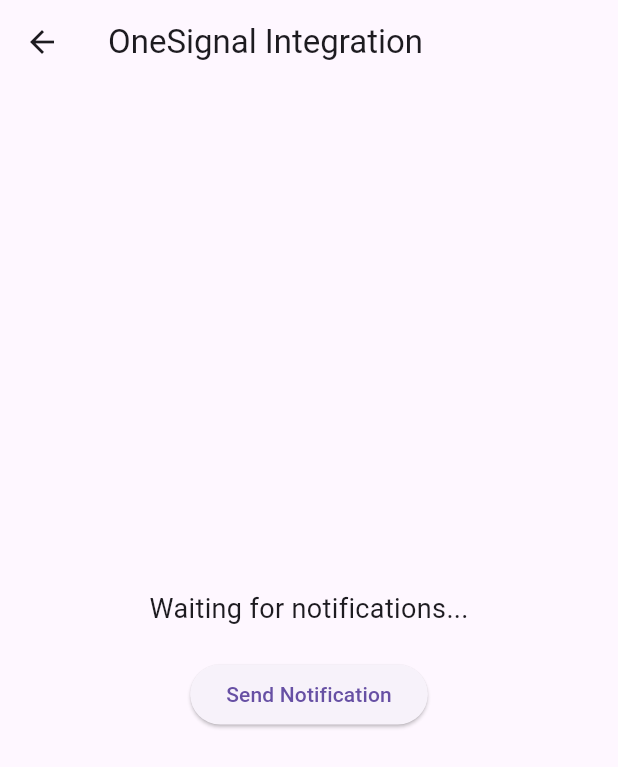
After one commit to onurerdem1/neon_academy_workspace, a Flutter app: the NotificationHome screen opened directly, after a tap on "Send Notification", on a phone screen of 412 x 824 dp. The commit adds this screen. Shown: the top 767 px of the screen. Run offline on Flutter 3.47's test engine with Material 3 defaults, Android fonts, the phone set to English and light mode, and no system bars; our stand-ins replace audioplayers, dio, flutter_bloc, flutter_colorpicker, flutter_local_notifications, flutter_mobx and 8 more; missing offline and left inert: onesignal_flutter; accounts and stored records are empty; generated files the repository leaves out were written again; network calls fail.

Commit message:
one signal done

```diff
--- a/lib/bloc/bloc_view.dart
+++ b/lib/bloc/bloc_view.dart
@@ -3,7 +3,6 @@
 import 'package:neon_academy_workspace/bloc/counter_bloc.dart';
 import 'package:neon_academy_workspace/bloc/counter_event.dart';
 import 'package:neon_academy_workspace/bloc/counter_state.dart';
-import 'package:path/path.dart';
 
 class BlocView extends StatelessWidget {
   @override
--- a/lib/container_workspace.dart
+++ b/lib/container_workspace.dart
@@ -43,6 +43,5 @@
         ),
       ),
     );
-    ;
   }
 }
--- a/lib/data_table.dart
+++ b/lib/data_table.dart
@@ -71,6 +71,7 @@
   }
 }
 
+// ignore: must_be_immutable
 class DetailScreen extends StatelessWidget {
   Info passenger;
   DetailScreen({super.key, required this.passenger});
--- a/lib/enums.dart
+++ b/lib/enums.dart
@@ -1,5 +1,3 @@
-import 'dart:developer';
-
 enum Team {
   FlutterDeverloperTeam,
   AndroidDeveloperTeam,
--- a/lib/grid_view.dart
+++ b/lib/grid_view.dart
@@ -107,6 +107,7 @@
   }
 }
 
+// ignore: must_be_immutable
 class DetailPage extends StatelessWidget {
   Apps app;
   DetailPage({super.key, required this.app});
--- a/lib/main.dart
+++ b/lib/main.dart
@@ -1,13 +1,7 @@
-import 'dart:ffi';
-
 import 'package:flutter/material.dart';
 import 'package:flutter_bloc/flutter_bloc.dart';
-import 'package:hive_flutter/adapters.dart';
 import 'package:neon_academy_workspace/bloc/bloc_view.dart';
 import 'package:neon_academy_workspace/bloc/counter_bloc.dart';
-import 'package:neon_academy_workspace/dio/dio_view.dart';
-import 'package:neon_academy_workspace/provider.dart';
-import 'package:provider/provider.dart';
 
 void main() async {
   runApp(
--- /dev/null
+++ b/lib/one_signal.dart
@@ -0,0 +1,85 @@
+import 'dart:convert';
+import 'package:flutter/material.dart';
+import 'package:onesignal_flutter/onesignal_flutter.dart';
+import 'package:http/http.dart' as http;
+
+class NotificationHome extends StatefulWidget {
+  @override
+  _NotificationHomeState createState() => _NotificationHomeState();
+}
+
+class _NotificationHomeState extends State<NotificationHome> {
+  OneSignal oneSignal = OneSignal();
+  @override
+  void initState() {
+    super.initState();
+    _initializeOneSignal();
+  }
+
+  void _initializeOneSignal() async {
+    OneSignal.initialize("9d85bae8-4203-4962-89d3-a911301c8de1");
+
+    OneSignal.Notifications.requestPermission(true).then((accepted) {
+      print("Notification permission: $accepted");
+    });
+
+    OneSignal.InAppMessages.addClickListener((event) {
+      print(
+          "In App Message Clicked: \n${event.result.jsonRepresentation().replaceAll("\\n", "\n")}");
+    });
+  }
+
+  void sendNotification() async {
+    const String oneSignalUrl = "https://onesignal.com/api/v1/notifications";
+    const String oneSignalAppId = "9d85bae8-4203-4962-89d3-a911301c8de1";
+    const String oneSignalApiKey =
+        "os_v2_app_twc3v2ccanewfcotveitahen4e6f6uuzcmzebrfya3uwrfcivfpp4xqemh3xay4gowcyl3ehumpqqo2twbnucu5jytuohtoq4swetiq";
+
+    var headers = {
+      "Content-Type": "application/json; charset=UTF-8",
+      "Authorization": "Basic $oneSignalApiKey"
+    };
+
+    var body = jsonEncode({
+      "app_id": oneSignalAppId,
+      "included_segments": ["All"],
+      "headings": {"en": "Hello from Flutter!"},
+      "contents": {"en": "This is a test notification."},
+    });
+
+    var response = await http.post(
+      Uri.parse(oneSignalUrl),
+      headers: headers,
+      body: body,
+    );
+
+    if (response.statusCode == 200) {
+      print("Notification sent successfully.");
+    } else {
+      print("Failed to send notification: ${response.body}");
+    }
+  }
+
+  @override
+  Widget build(BuildContext context) {
+    return Scaffold(
+      appBar: AppBar(title: Text("OneSignal Integration")),
+      body: Center(
+        child: Column(
+          mainAxisAlignment: MainAxisAlignment.center,
+          children: [
+            Text(
+              "Waiting for notifications...",
+              style: TextStyle(fontSize: 18),
+            ),
+            SizedBox(height: 20),
+            ElevatedButton(
+              onPressed: sendNotification,
+              child: Text("Send Notification"),
+            ),
+          ],
+        ),
+      ),
+    );
+  }
+}
--- a/lib/picker.dart
+++ b/lib/picker.dart
@@ -6,6 +6,7 @@
 import 'package:image_picker/image_picker.dart';
 import 'package:intl/intl.dart';
 
+// ignore: must_be_immutable
 class PickerWidget extends StatelessWidget {
   late XFile? image;
   String? selectedFont;
--- a/lib/search_bar.dart
+++ b/lib/search_bar.dart
@@ -16,7 +16,6 @@
   void initState() {
     super.initState();
     randomNames = generateRandomNames(50);
-    var randomname = randomNames[1];
     randomNames.contains("Mini Mouse") ? null : randomNames.add("Mini Mouse");
   }
 
--- a/lib/shared_preferences.dart
+++ b/lib/shared_preferences.dart
@@ -79,7 +79,6 @@
                     onPressed: () async {
                       await _saveInfo(
                           visitedCountry.text, int.parse(visitedTimes.text));
-                      var name = visitedCountry.text + visitedTimes.text;
                       await _getInfotoList();
                       setState(() {});
                     },
--- a/lib/struct_class.dart
+++ b/lib/struct_class.dart
@@ -1,5 +1,3 @@
-import 'dart:developer';
-
 enum Team {
   FlutterDeverloperTeam,
   AndroidDeveloperTeam,
```
